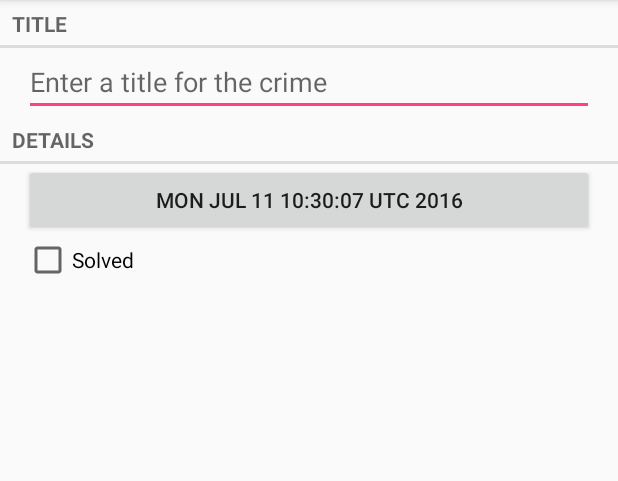
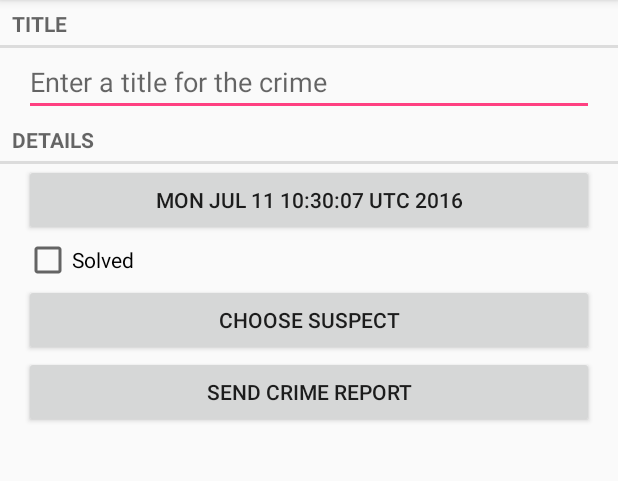
Before and after one commit to daidaijie/FragmentTest, an Android app: the screen it shows after launch (CrimePagerActivity), after a tap on "New crime", on a phone screen of 412 x 824 dp, the part 84-565 px from its top. Run offline under Robolectric (Android 15) with nearby library versions, the phone set to English and light mode, and no system bars.

Commit message:
15章前面的准备，添加suspect变量

```diff
--- a/app/src/main/java/com/example/baicheng/fragmenttest/CrimeFragment.java
+++ b/app/src/main/java/com/example/baicheng/fragmenttest/CrimeFragment.java
@@ -10,6 +10,7 @@ import android.support.v4.app.FragmentManager;
 import android.support.v4.view.PagerAdapter;
 import android.text.Editable;
 import android.text.TextWatcher;
+import android.text.format.DateFormat;
 import android.util.Log;
 import android.view.LayoutInflater;
 import android.view.View;
@@ -56,7 +57,7 @@ public class CrimeFragment extends Fragment {
     }
 
     @Override
-    public void onCreate( Bundle savedInstanceState) {
+    public void onCreate(Bundle savedInstanceState) {
         super.onCreate(savedInstanceState);
         UUID crimeID = (UUID) getArguments().getSerializable(ARG_CRIME_ID);
         mCrime = CrimeLab.getCrimeLab(getActivity()).getCrime(crimeID);
@@ -140,6 +141,30 @@ public class CrimeFragment extends Fragment {
         mDateButton.setText(mCrime.getDate().toString());
     }
 
+    private String getCrimeReport() {
+        String solvedString = null;
+        if (mCrime.isSolved()) {
+            solvedString = getString(R.string.crime_report_solved);
+        } else {
+            solvedString = getString(R.string.crime_report_unsolved);
+        }
+
+        String dateFormat = "EEE, MMM d";
+        String dateString = DateFormat.format(dateFormat, mCrime.getDate()).toString();
+
+        String suspect = mCrime.getSuspect();
+        if (suspect == null) {
+            suspect = getString(R.string.crime_report_no_suspect);
+        } else {
+            suspect = getString(R.string.crime_report_suspect);
+        }
+
+        String report = getString(R.string.crime_report, mCrime.getTitle(),
+                dateString, solvedString, suspect);
+        return report;
+    }
+
+
     public void returnResult() {
         getActivity().setResult(Activity.RESULT_OK, null);
     }
--- a/app/src/main/java/com/example/baicheng/fragmenttest/dao/CrimeDbSchema.java
+++ b/app/src/main/java/com/example/baicheng/fragmenttest/dao/CrimeDbSchema.java
@@ -4,14 +4,15 @@ package com.example.baicheng.fragmenttest.dao;
  * Created by baicheng on 2016/7/8.
  */
 public class CrimeDbSchema {
-    public static final class CrimeTable{
+    public static final class CrimeTable {
         public static final String NAME = "crimes";
 
-        public static final class Cols{
+        public static final class Cols {
             public static final String UUID = "uuid";
             public static final String TITLE = "title";
             public static final String DATE = "date";
             public static final String SOLVED = "solved";
+            public static final String SUSPECT = "suspect";
         }
     }
 }
--- a/app/src/main/java/com/example/baicheng/fragmenttest/model/Crime.java
+++ b/app/src/main/java/com/example/baicheng/fragmenttest/model/Crime.java
@@ -11,6 +11,7 @@ public class Crime {
     private String mTitle;
     private Date mDate;
     private boolean mSolved;
+    private String mSuspect;
 
     public Crime() {
         this(UUID.randomUUID());
@@ -48,4 +49,12 @@ public class Crime {
     public void setSolved(boolean solved) {
         mSolved = solved;
     }
+
+    public String getSuspect() {
+        return mSuspect;
+    }
+
+    public void setSuspect(String suspect) {
+        mSuspect = suspect;
+    }
 }
--- a/app/src/main/java/com/example/baicheng/fragmenttest/model/CrimeLab.java
+++ b/app/src/main/java/com/example/baicheng/fragmenttest/model/CrimeLab.java
@@ -73,6 +73,7 @@ public class CrimeLab {
         values.put(CrimeTable.Cols.TITLE, crime.getTitle());
         values.put(CrimeTable.Cols.DATE, crime.getDate().getTime());
         values.put(CrimeTable.Cols.SOLVED, crime.isSolved() ? 1 : 0);
+        values.put(CrimeTable.Cols.SUSPECT, crime.getSuspect());
         return values;
     }
 
--- a/app/src/main/java/com/example/baicheng/fragmenttest/util/CrimeBaseHelper.java
+++ b/app/src/main/java/com/example/baicheng/fragmenttest/util/CrimeBaseHelper.java
@@ -7,6 +7,7 @@ import android.drm.DrmStore;
 
 import com.example.baicheng.fragmenttest.dao.CrimeDbSchema;
 import com.example.baicheng.fragmenttest.dao.CrimeDbSchema.CrimeTable;
+import com.example.baicheng.fragmenttest.model.Crime;
 
 /**
  * Created by baicheng on 2016/7/8.
@@ -27,7 +28,8 @@ public class CrimeBaseHelper extends SQLiteOpenHelper {
                 CrimeTable.Cols.UUID + ", " +
                 CrimeTable.Cols.TITLE + ", " +
                 CrimeTable.Cols.DATE + ", " +
-                CrimeTable.Cols.SOLVED +  ")"
+                CrimeTable.Cols.SOLVED + ", " +
+                CrimeTable.Cols.SUSPECT + ")"
         );
 
     }
--- a/app/src/main/java/com/example/baicheng/fragmenttest/util/CrimeCursorWrapper.java
+++ b/app/src/main/java/com/example/baicheng/fragmenttest/util/CrimeCursorWrapper.java
@@ -27,11 +27,13 @@ public class CrimeCursorWrapper extends CursorWrapper {
         String title = getString(getColumnIndex(CrimeDbSchema.CrimeTable.Cols.TITLE));
         long date = getLong(getColumnIndex(CrimeDbSchema.CrimeTable.Cols.DATE));
         int isSolved = getInt(getColumnIndex(CrimeDbSchema.CrimeTable.Cols.SOLVED));
+        String suspect = getString(getColumnIndex(CrimeDbSchema.CrimeTable.Cols.SUSPECT));
 
         Crime crime = new Crime(UUID.fromString(uuidString));
         crime.setTitle(title);
         crime.setDate(new Date(date));
         crime.setSolved(isSolved != 0);
+        crime.setSuspect(suspect);
         return crime;
 
     }
--- a/app/src/main/res/layout-land/fragment_crime.xml
+++ b/app/src/main/res/layout-land/fragment_crime.xml
@@ -4,41 +4,69 @@
     android:layout_height="match_parent"
     android:orientation="vertical"
     tools:context="com.example.baicheng.fragmenttest.CrimeFragment">
+
     <TextView
         style="?android:listSeparatorTextViewStyle"
-        android:text="TITLE"
         android:layout_width="match_parent"
-        android:layout_height="wrap_content" />
+        android:layout_height="wrap_content"
+        android:text="TITLE" />
+
     <EditText
+        android:id="@+id/crime_tilte"
+        android:layout_width="match_parent"
+        android:layout_height="wrap_content"
         android:layout_marginLeft="16dp"
         android:layout_marginRight="16dp"
-        android:hint="@string/crime_title_hint"
-        android:id="@+id/crime_tilte"
-        android:layout_width="match_parent"
-        android:layout_height="wrap_content" />
+        android:hint="@string/crime_title_hint" />
+
     <TextView
         style="?android:listSeparatorTextViewStyle"
-        android:text="DetAils"
         android:layout_width="match_parent"
-        android:layout_height="wrap_content" />
+        android:layout_height="wrap_content"
+        android:text="DetAils" />
 
     <LinearLayout
+        android:layout_width="match_parent"
+        android:layout_height="wrap_content"
         android:layout_marginLeft="16dp"
         android:layout_marginRight="16dp"
-        android:orientation="horizontal"
-        android:layout_width="match_parent"
-        android:layout_height="wrap_content">
+        android:orientation="horizontal">
+
         <Button
             android:id="@+id/crime_date"
-            android:layout_weight="1"
             android:layout_width="wrap_content"
-            android:layout_height="wrap_content" />
+            android:layout_height="wrap_content"
+            android:layout_weight="1" />
 
         <CheckBox
             android:id="@+id/crime_solved"
-            android:text="Solved"
+            android:layout_width="wrap_content"
+            android:layout_height="wrap_content"
             android:layout_weight="1"
+            android:text="Solved" />
+    </LinearLayout>
+
+    <LinearLayout
+        android:layout_width="match_parent"
+        android:layout_height="wrap_content"
+        android:layout_marginLeft="16dp"
+        android:layout_marginRight="16dp"
+        android:orientation="horizontal">
+
+        <Button
+            android:id="@+id/crime_suspect"
             android:layout_width="wrap_content"
-            android:layout_height="wrap_content" />
+            android:layout_height="wrap_content"
+            android:layout_weight="1"
+            android:text="@string/crime_suspect_text" />
+
+        <Button
+            android:id="@+id/crime_report"
+            android:layout_width="wrap_content"
+
+            android:layout_height="wrap_content"
+            android:layout_weight="1"
+            android:text="@string/crime_report_text" />
     </LinearLayout>
+
 </LinearLayout>
--- a/app/src/main/res/layout/fragment_crime.xml
+++ b/app/src/main/res/layout/fragment_crime.xml
@@ -36,4 +36,20 @@
         android:text="Solved"
         android:layout_width="match_parent"
         android:layout_height="wrap_content" />
+
+    <Button
+        android:id="@+id/crime_suspect"
+        android:layout_marginLeft="16dp"
+        android:layout_marginRight="16dp"
+        android:text="@string/crime_suspect_text"
+        android:layout_width="match_parent"
+        android:layout_height="wrap_content" />
+
+    <Button
+        android:id="@+id/crime_report"
+        android:layout_marginLeft="16dp"
+        android:layout_marginRight="16dp"
+        android:text="@string/crime_report_text"
+        android:layout_width="match_parent"
+        android:layout_height="wrap_content" />
 </LinearLayout>
--- a/app/src/main/res/values/strings.xml
+++ b/app/src/main/res/values/strings.xml
@@ -10,4 +10,18 @@
     <string name="show_subtitle">Show Subtitle</string>
     <string name="hide_subtitle">Hide Subtitle</string>
     <string name="subtitle_format">%1$s crimes</string>
+
+    <string name="crime_suspect_text">CHOOSE SUSPECT</string>
+    <string name="crime_report_text">SEND CRIME REPORT</string>
+
+    <string name="crime_report">%1$s!
+    The crime was discovered on %2$s. %3$s, and %4$s
+    </string>
+
+    <string name="crime_report_solved">The case is solved</string>
+    <string name="crime_report_unsolved">The case is not solved</string>
+    <string name="crime_report_no_suspect">there is no suspect</string>
+    <string name="crime_report_suspect">the suspect is %s.</string>
+    <string name="crime_report_subject">CriminalIntent Crime Report</string>
+    <string name="send_report">Send crime report via</string>
 </resources>
```
